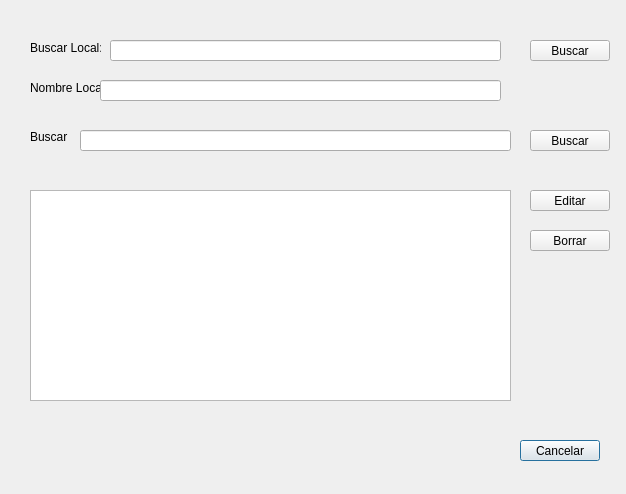
JMOrbegoso/USS-2021-II-PP, file PAF_GUI/PAF_GRAFICA/gui/gestionarpersonalgui.ui: the form before one commit.
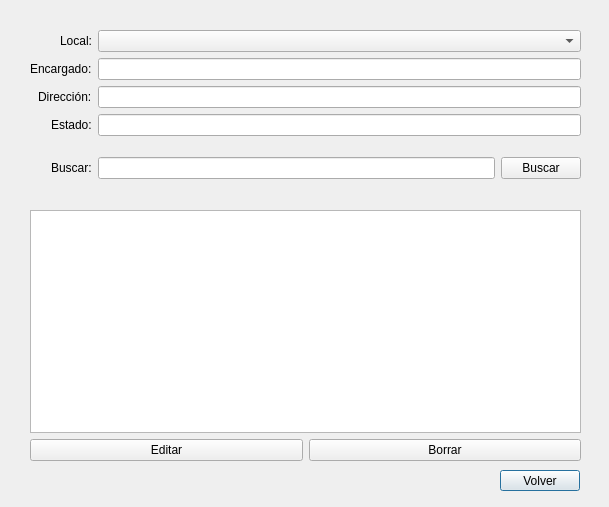
The form after the commit.

Patch:
```diff
--- a/PAF_GUI/PAF_GRAFICA/gui/gestionarpersonalgui.ui
+++ b/PAF_GUI/PAF_GRAFICA/gui/gestionarpersonalgui.ui
@@ -6,156 +6,156 @@
    <rect>
     <x>0</x>
     <y>0</y>
-    <width>626</width>
-    <height>494</height>
+    <width>609</width>
+    <height>507</height>
    </rect>
   </property>
   <property name="windowTitle">
    <string>Gestionar Personal</string>
   </property>
-  <widget class="QTableWidget" name="tableWidget">
+  <widget class="QPushButton" name="bntVolPers">
    <property name="geometry">
     <rect>
-     <x>30</x>
-     <y>190</y>
-     <width>481</width>
-     <height>211</height>
-    </rect>
-   </property>
-  </widget>
-  <widget class="QLabel" name="label">
-   <property name="geometry">
-    <rect>
-     <x>30</x>
-     <y>130</y>
-     <width>47</width>
-     <height>13</height>
-    </rect>
-   </property>
-   <property name="text">
-    <string>Buscar</string>
-   </property>
-  </widget>
-  <widget class="QLineEdit" name="lineEdit">
-   <property name="geometry">
-    <rect>
-     <x>80</x>
-     <y>130</y>
-     <width>431</width>
-     <height>21</height>
-    </rect>
-   </property>
-  </widget>
-  <widget class="QPushButton" name="pushButton">
-   <property name="geometry">
-    <rect>
-     <x>520</x>
-     <y>440</y>
+     <x>500</x>
+     <y>470</y>
      <width>80</width>
      <height>21</height>
     </rect>
    </property>
    <property name="text">
-    <string>Cancelar</string>
+    <string>Volver</string>
    </property>
   </widget>
-  <widget class="QPushButton" name="pushButton_3">
+  <widget class="QWidget" name="formLayoutWidget">
    <property name="geometry">
     <rect>
-     <x>530</x>
-     <y>130</y>
-     <width>80</width>
-     <height>21</height>
-    </rect>
-   </property>
-   <property name="text">
-    <string>Buscar</string>
-   </property>
-  </widget>
-  <widget class="QPushButton" name="pushButton_4">
-   <property name="geometry">
-    <rect>
-     <x>530</x>
-     <y>190</y>
-     <width>80</width>
-     <height>21</height>
-    </rect>
-   </property>
-   <property name="text">
-    <string>Editar</string>
-   </property>
-  </widget>
-  <widget class="QPushButton" name="pushButton_5">
-   <property name="geometry">
-    <rect>
-     <x>530</x>
-     <y>230</y>
-     <width>80</width>
-     <height>21</height>
-    </rect>
-   </property>
-   <property name="text">
-    <string>Borrar</string>
-   </property>
-  </widget>
-  <widget class="QLabel" name="label_2">
-   <property name="geometry">
-    <rect>
      <x>30</x>
-     <y>40</y>
-     <width>71</width>
-     <height>16</height>
+     <y>30</y>
+     <width>551</width>
+     <height>171</height>
     </rect>
    </property>
-   <property name="text">
-    <string>Buscar Local:</string>
-   </property>
+   <layout class="QFormLayout" name="formLayout">
+    <property name="labelAlignment">
+     <set>Qt::AlignRight|Qt::AlignTrailing|Qt::AlignVCenter</set>
+    </property>
+    <item row="0" column="0">
+     <widget class="QLabel" name="label_2">
+      <property name="text">
+       <string>Local:</string>
+      </property>
+     </widget>
+    </item>
+    <item row="0" column="1">
+     <widget class="QComboBox" name="txtLocPers"/>
+    </item>
+    <item row="1" column="0">
+     <widget class="QLabel" name="label_3">
+      <property name="text">
+       <string>Encargado:</string>
+      </property>
+     </widget>
+    </item>
+    <item row="1" column="1">
+     <widget class="QLineEdit" name="txtEncPers">
+      <property name="readOnly">
+       <bool>true</bool>
+      </property>
+     </widget>
+    </item>
+    <item row="2" column="1">
+     <widget class="QLineEdit" name="txtDirPers">
+      <property name="readOnly">
+       <bool>true</bool>
+      </property>
+     </widget>
+    </item>
+    <item row="3" column="0">
+     <widget class="QLabel" name="label_5">
+      <property name="text">
+       <string>Estado:</string>
+      </property>
+     </widget>
+    </item>
+    <item row="3" column="1">
+     <widget class="QLineEdit" name="txtEstPers">
+      <property name="readOnly">
+       <bool>true</bool>
+      </property>
+     </widget>
+    </item>
+    <item row="4" column="0">
+     <layout class="QHBoxLayout" name="horizontalLayout">
+      <property name="topMargin">
+       <number>15</number>
+      </property>
+      <item>
+       <widget class="QLabel" name="label">
+        <property name="text">
+         <string>Buscar:</string>
+        </property>
+       </widget>
+      </item>
+     </layout>
+    </item>
+    <item row="4" column="1">
+     <layout class="QHBoxLayout" name="horizontalLayout_2">
+      <property name="topMargin">
+       <number>15</number>
+      </property>
+      <item>
+       <widget class="QLineEdit" name="txtBusPers"/>
+      </item>
+      <item>
+       <widget class="QPushButton" name="btnBusPers">
+        <property name="text">
+         <string>Buscar</string>
+        </property>
+       </widget>
+      </item>
+     </layout>
+    </item>
+    <item row="2" column="0">
+     <widget class="QLabel" name="label_4">
+      <property name="text">
+       <string>Dirección:</string>
+      </property>
+     </widget>
+    </item>
+   </layout>
   </widget>
-  <widget class="QLabel" name="label_3">
+  <widget class="QWidget" name="verticalLayoutWidget_2">
    <property name="geometry">
     <rect>
      <x>30</x>
-     <y>80</y>
-     <width>71</width>
-     <height>16</height>
+     <y>210</y>
+     <width>551</width>
+     <height>251</height>
     </rect>
    </property>
-   <property name="text">
-    <string>Nombre Local:</string>
-   </property>
-  </widget>
-  <widget class="QLineEdit" name="lineEdit_2">
-   <property name="geometry">
-    <rect>
-     <x>100</x>
-     <y>80</y>
-     <width>401</width>
-     <height>21</height>
-    </rect>
-   </property>
-  </widget>
-  <widget class="QLineEdit" name="lineEdit_3">
-   <property name="geometry">
-    <rect>
-     <x>110</x>
-     <y>40</y>
-     <width>391</width>
-     <height>21</height>
-    </rect>
-   </property>
-  </widget>
-  <widget class="QPushButton" name="pushButton_6">
-   <property name="geometry">
-    <rect>
-     <x>530</x>
-     <y>40</y>
-     <width>80</width>
-     <height>21</height>
-    </rect>
-   </property>
-   <property name="text">
-    <string>Buscar</string>
-   </property>
+   <layout class="QVBoxLayout" name="verticalLayout_2">
+    <item>
+     <widget class="QTableWidget" name="tablePers"/>
+    </item>
+    <item>
+     <layout class="QHBoxLayout" name="horizontalLayout_4">
+      <item>
+       <widget class="QPushButton" name="btnEditPers">
+        <property name="text">
+         <string>Editar</string>
+        </property>
+       </widget>
+      </item>
+      <item>
+       <widget class="QPushButton" name="btnBorPers">
+        <property name="text">
+         <string>Borrar</string>
+        </property>
+       </widget>
+      </item>
+     </layout>
+    </item>
+   </layout>
   </widget>
  </widget>
  <resources/>
```
